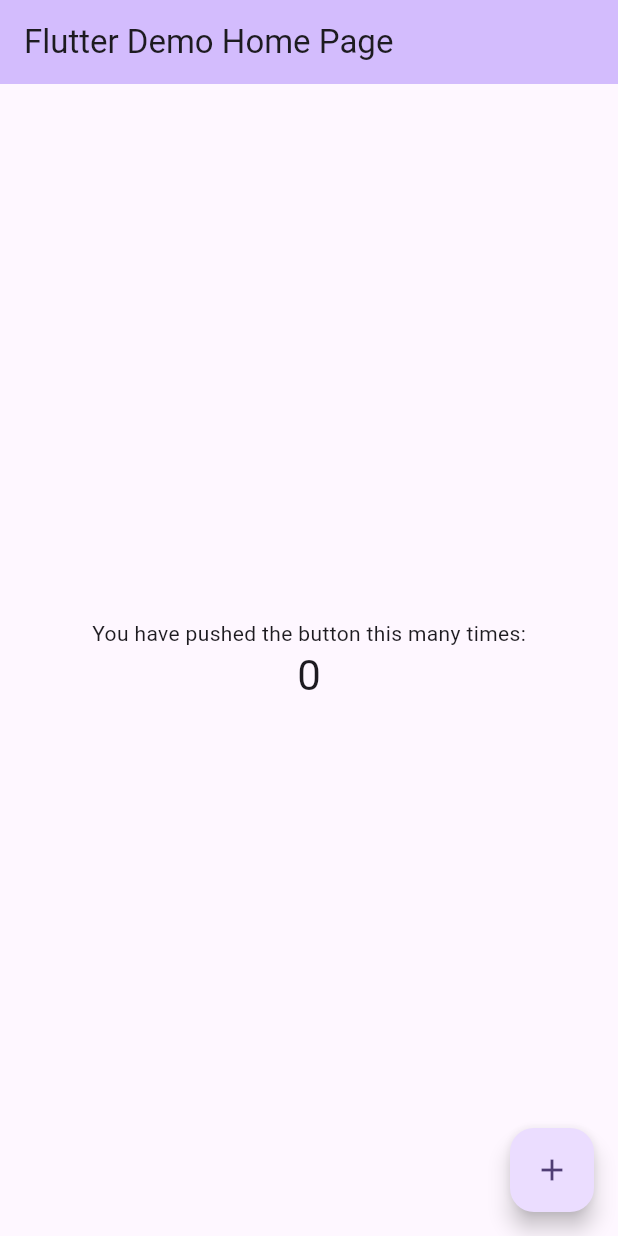
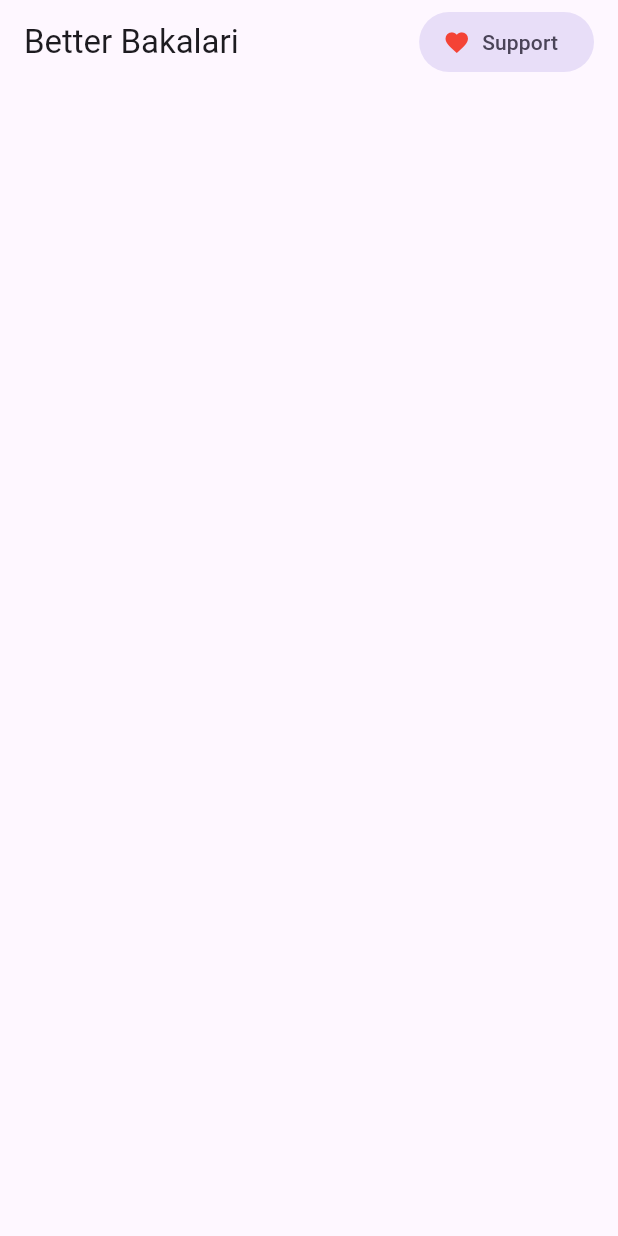
Before and after one commit to LahevOdVika/better_bakalari, a Flutter app: the screen it shows after launch, on a phone screen of 412 x 824 dp. Run offline on Flutter 3.47's test engine with Material 3 defaults, Android fonts, the phone set to English and light mode, and no system bars.

Commit message:
Added App bar

```diff
--- a/lib/main.dart
+++ b/lib/main.dart
@@ -11,41 +11,14 @@ class MyApp extends StatelessWidget {
   @override
   Widget build(BuildContext context) {
     return MaterialApp(
-      title: 'Flutter Demo',
-      theme: ThemeData(
-        // This is the theme of your application.
-        //
-        // TRY THIS: Try running your application with "flutter run". You'll see
-        // the application has a purple toolbar. Then, without quitting the app,
-        // try changing the seedColor in the colorScheme below to Colors.green
-        // and then invoke "hot reload" (save your changes or press the "hot
-        // reload" button in a Flutter-supported IDE, or press "r" if you used
-        // the command line to start the app).
-        //
-        // Notice that the counter didn't reset back to zero; the application
-        // state is not lost during the reload. To reset the state, use hot
-        // restart instead.
-        //
-        // This works for code too, not just values: Most code changes can be
-        // tested with just a hot reload.
-        colorScheme: ColorScheme.fromSeed(seedColor: Colors.deepPurple),
-      ),
-      home: const MyHomePage(title: 'Flutter Demo Home Page'),
+      title: 'Better Bakalari',
+      home: const MyHomePage(title: 'Better Bakalari'),
     );
   }
 }
 
 class MyHomePage extends StatefulWidget {
   const MyHomePage({super.key, required this.title});
-
-  // This widget is the home page of your application. It is stateful, meaning
-  // that it has a State object (defined below) that contains fields that affect
-  // how it looks.
-
-  // This class is the configuration for the state. It holds the values (in this
-  // case the title) provided by the parent (in this case the App widget) and
-  // used by the build method of the State. Fields in a Widget subclass are
-  // always marked "final".
 
   final String title;
 
@@ -54,69 +27,24 @@ class MyHomePage extends StatefulWidget {
 }
 
 class _MyHomePageState extends State<MyHomePage> {
-  int _counter = 0;
-
-  void _incrementCounter() {
-    setState(() {
-      // This call to setState tells the Flutter framework that something has
-      // changed in this State, which causes it to rerun the build method below
-      // so that the display can reflect the updated values. If we changed
-      // _counter without calling setState(), then the build method would not be
-      // called again, and so nothing would appear to happen.
-      _counter++;
-    });
-  }
-
   @override
   Widget build(BuildContext context) {
-    // This method is rerun every time setState is called, for instance as done
-    // by the _incrementCounter method above.
-    //
-    // The Flutter framework has been optimized to make rerunning build methods
-    // fast, so that you can just rebuild anything that needs updating rather
-    // than having to individually change instances of widgets.
     return Scaffold(
       appBar: AppBar(
-        // TRY THIS: Try changing the color here to a specific color (to
-        // Colors.amber, perhaps?) and trigger a hot reload to see the AppBar
-        // change color while the other colors stay the same.
-        backgroundColor: Theme.of(context).colorScheme.inversePrimary,
-        // Here we take the value from the MyHomePage object that was created by
-        // the App.build method, and use it to set our appbar title.
         title: Text(widget.title),
+        actions: [
+          Padding(
+            padding: const EdgeInsets.only(right: 16.0),
+            child: FilledButton.tonalIcon(
+              onPressed: () {
+                print("Supporting");
+              },
+              icon: Icon(Icons.favorite, color: Colors.red,),
+              label: const Text("Support"),
+            ),
+          )
+        ],
       ),
-      body: Center(
-        // Center is a layout widget. It takes a single child and positions it
-        // in the middle of the parent.
-        child: Column(
-          // Column is also a layout widget. It takes a list of children and
-          // arranges them vertically. By default, it sizes itself to fit its
-          // children horizontally, and tries to be as tall as its parent.
-          //
-          // Column has various properties to control how it sizes itself and
-          // how it positions its children. Here we use mainAxisAlignment to
-          // center the children vertically; the main axis here is the vertical
-          // axis because Columns are vertical (the cross axis would be
-          // horizontal).
-          //
-          // TRY THIS: Invoke "debug painting" (choose the "Toggle Debug Paint"
-          // action in the IDE, or press "p" in the console), to see the
-          // wireframe for each widget.
-          mainAxisAlignment: MainAxisAlignment.center,
-          children: <Widget>[
-            const Text('You have pushed the button this many times:'),
-            Text(
-              '$_counter',
-              style: Theme.of(context).textTheme.headlineMedium,
-            ),
-          ],
-        ),
-      ),
-      floatingActionButton: FloatingActionButton(
-        onPressed: _incrementCounter,
-        tooltip: 'Increment',
-        child: const Icon(Icons.add),
-      ), // This trailing comma makes auto-formatting nicer for build methods.
     );
   }
 }
```
